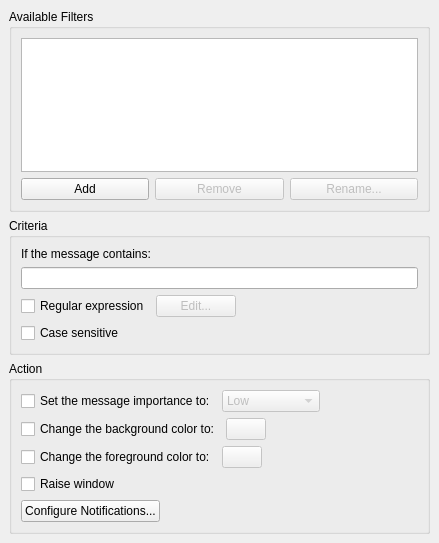
Qt form plugins/highlight/highlightprefsbase.ui (KDE/kopete) before a commit.
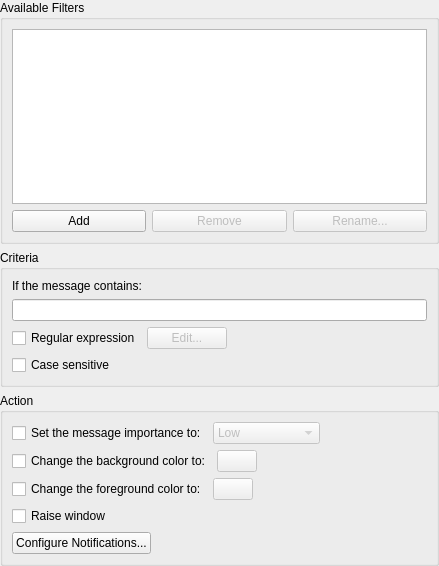
The same form after that commit. Custom widgets are drawn as their Qt base class.

Commit message: Remove redundant margins on plugin config pages, now that KPluginSelector doesn't add a tabwidget to them

Diff of the .ui file:
```diff
--- a/plugins/highlight/highlightprefsbase.ui
+++ b/plugins/highlight/highlightprefsbase.ui
@@ -7,16 +7,25 @@
     <x>0</x>
     <y>0</y>
     <width>439</width>
-    <height>543</height>
+    <height>566</height>
    </rect>
   </property>
   <layout class="QVBoxLayout" >
-   <property name="margin" >
-    <number>9</number>
-   </property>
    <property name="spacing" >
     <number>6</number>
    </property>
+   <property name="leftMargin" >
+    <number>0</number>
+   </property>
+   <property name="topMargin" >
+    <number>0</number>
+   </property>
+   <property name="rightMargin" >
+    <number>0</number>
+   </property>
+   <property name="bottomMargin" >
+    <number>0</number>
+   </property>
    <item>
     <widget class="QGroupBox" name="groupBox" >
      <property name="title" >
@@ -26,7 +35,19 @@
       <property name="margin" >
        <number>9</number>
       </property>
-      <property name="spacing" >
+      <property name="topMargin" >
+       <number>9</number>
+      </property>
+      <property name="rightMargin" >
+       <number>9</number>
+      </property>
+      <property name="bottomMargin" >
+       <number>9</number>
+      </property>
+      <property name="horizontalSpacing" >
+       <number>6</number>
+      </property>
+      <property name="verticalSpacing" >
        <number>6</number>
       </property>
       <item row="1" column="0" >
@@ -49,9 +70,7 @@
       <item row="0" column="0" colspan="3" >
        <widget class="QListWidget" name="m_list" >
         <property name="sizePolicy" >
-         <sizepolicy>
-          <hsizetype>7</hsizetype>
-          <vsizetype>7</vsizetype>
+         <sizepolicy vsizetype="Expanding" hsizetype="Expanding" >
           <horstretch>0</horstretch>
           <verstretch>0</verstretch>
          </sizepolicy>
@@ -86,9 +105,7 @@
       <item>
        <widget class="QLabel" name="textLabel1" >
         <property name="sizePolicy" >
-         <sizepolicy>
-          <hsizetype>1</hsizetype>
-          <vsizetype>0</vsizetype>
+         <sizepolicy vsizetype="Fixed" hsizetype="Minimum" >
           <horstretch>0</horstretch>
           <verstretch>0</verstretch>
          </sizepolicy>
@@ -122,9 +139,7 @@
            <bool>false</bool>
           </property>
           <property name="sizePolicy" >
-           <sizepolicy>
-            <hsizetype>5</hsizetype>
-            <vsizetype>0</vsizetype>
+           <sizepolicy vsizetype="Fixed" hsizetype="Preferred" >
             <horstretch>0</horstretch>
             <verstretch>0</verstretch>
            </sizepolicy>
@@ -185,9 +200,7 @@
         <item>
          <widget class="QCheckBox" name="m_setImportance" >
           <property name="sizePolicy" >
-           <sizepolicy>
-            <hsizetype>1</hsizetype>
-            <vsizetype>0</vsizetype>
+           <sizepolicy vsizetype="Fixed" hsizetype="Minimum" >
             <horstretch>0</horstretch>
             <verstretch>0</verstretch>
            </sizepolicy>
@@ -203,9 +216,7 @@
            <bool>false</bool>
           </property>
           <property name="sizePolicy" >
-           <sizepolicy>
-            <hsizetype>3</hsizetype>
-            <vsizetype>0</vsizetype>
+           <sizepolicy vsizetype="Fixed" hsizetype="MinimumExpanding" >
             <horstretch>0</horstretch>
             <verstretch>0</verstretch>
            </sizepolicy>
@@ -266,9 +277,7 @@
            <bool>false</bool>
           </property>
           <property name="sizePolicy" >
-           <sizepolicy>
-            <hsizetype>5</hsizetype>
-            <vsizetype>0</vsizetype>
+           <sizepolicy vsizetype="Fixed" hsizetype="Preferred" >
             <horstretch>0</horstretch>
             <verstretch>0</verstretch>
            </sizepolicy>
@@ -317,9 +326,7 @@
            <bool>false</bool>
           </property>
           <property name="sizePolicy" >
-           <sizepolicy>
-            <hsizetype>5</hsizetype>
-            <vsizetype>0</vsizetype>
+           <sizepolicy vsizetype="Fixed" hsizetype="Preferred" >
             <horstretch>0</horstretch>
             <verstretch>0</verstretch>
            </sizepolicy>
```
Left out of the diff: 122 changed lines with no effect on the pictures. The commit also changes 13 other files.
